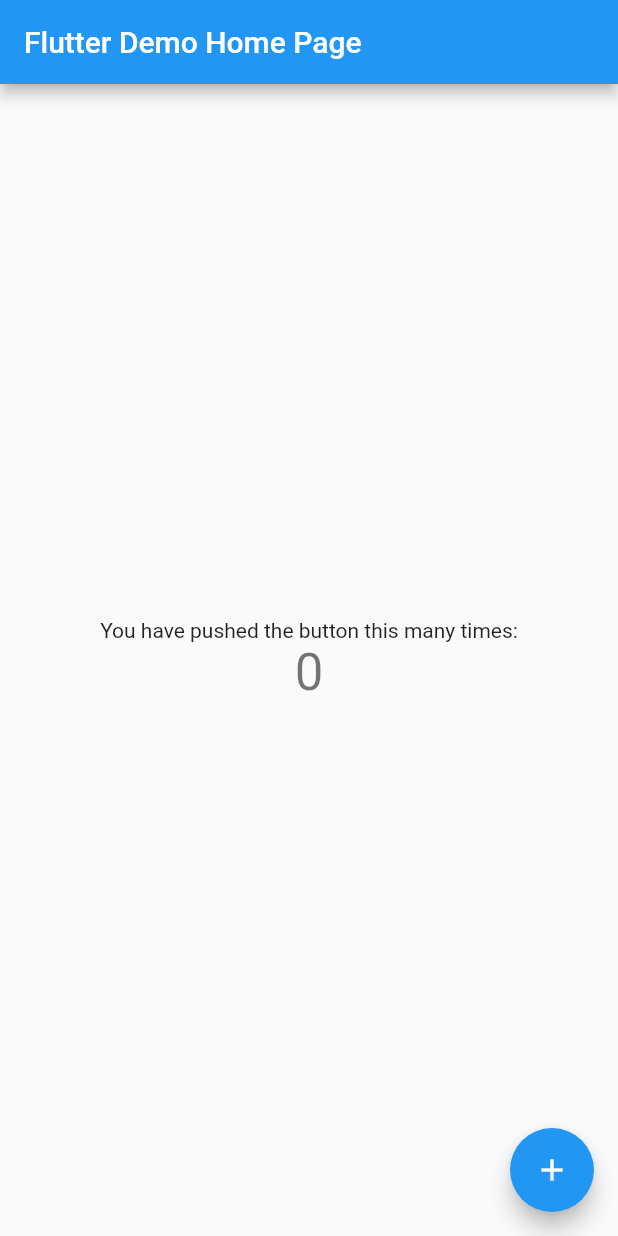
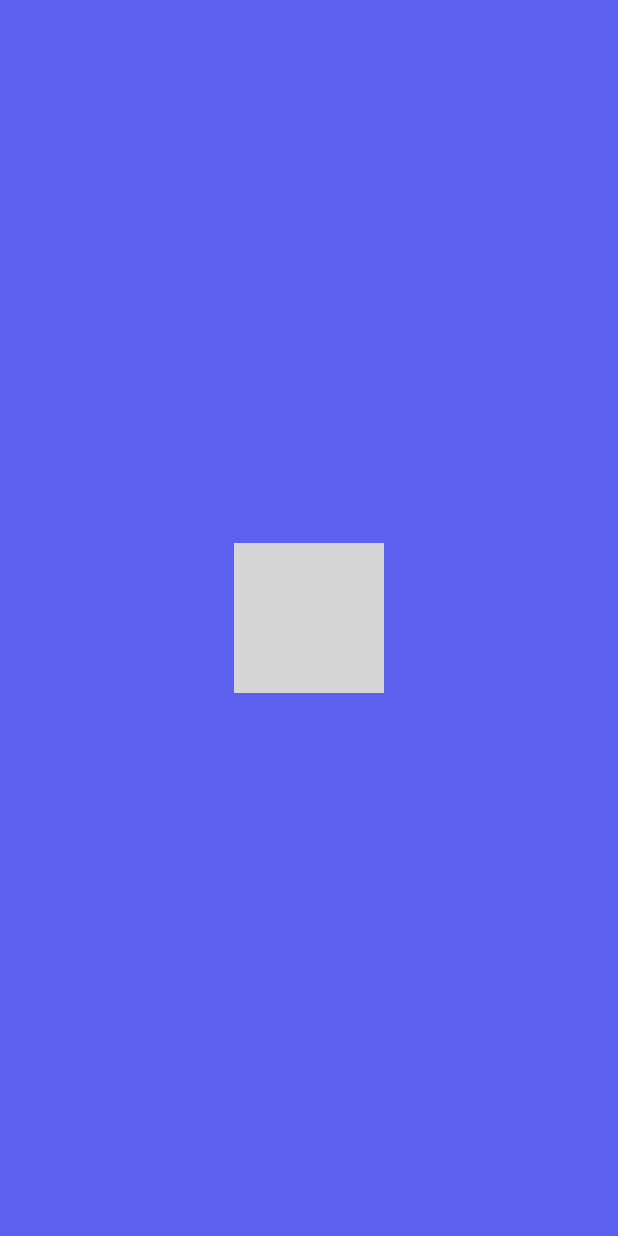
Before and after one commit to Sounmay/Prayas-Booking-App-Service, a Flutter app: the first screen one second after launch, on a phone screen of 412 x 824 dp. Run offline on Flutter 3.47's test engine with Material 2 defaults, Android fonts, the phone set to English and light mode, and no system bars; grey boxes are pictures that could not be loaded.

Commit message:
Sounmay. Splash Screen and first page added.

```diff
--- /dev/null
+++ b/lib/Screens/SplashScreen.dart
@@ -0,0 +1,26 @@
+import 'package:flutter/material.dart';
+
+class SplashScreen extends StatelessWidget {
+  @override
+  Widget build(BuildContext context) {
+    Future.delayed(Duration(seconds: 2), () {
+      Navigator.popAndPushNamed(context, '/servicekind');
+    });
+    return Scaffold(
+      body: Container(
+        color: Color(0xff5D5FEF),
+        child: Column(
+          mainAxisAlignment: MainAxisAlignment.center,
+          children: [
+            Center(
+                child: Image.asset(
+                  'assets/splashLogo.png',
+                  height: 100,
+                  width: 100,
+                )),
+          ],
+        ),
+      ),
+    );
+  }
+}
--- a/lib/main.dart
+++ b/lib/main.dart
@@ -1,113 +1,22 @@
 import 'package:flutter/material.dart';
+import 'package:freelance_booking_app_service/Screens/SplashScreen.dart';
+import 'package:freelance_booking_app_service/Screens/ServiceKind.dart';
 
 void main() {
   runApp(MyApp());
 }
 
 class MyApp extends StatelessWidget {
-  // This widget is the root of your application.
   @override
   Widget build(BuildContext context) {
     return MaterialApp(
-      title: 'Flutter Demo',
-      theme: ThemeData(
-        // This is the theme of your application.
-        //
-        // Try running your application with "flutter run". You'll see the
-        // application has a blue toolbar. Then, without quitting the app, try
-        // changing the primarySwatch below to Colors.green and then invoke
-        // "hot reload" (press "r" in the console where you ran "flutter run",
-        // or simply save your changes to "hot reload" in a Flutter IDE).
-        // Notice that the counter didn't reset back to zero; the application
-        // is not restarted.
-        primarySwatch: Colors.blue,
-      ),
-      home: MyHomePage(title: 'Flutter Demo Home Page'),
+      debugShowCheckedModeBanner: false,
+      theme: ThemeData(primaryColor: Color(0xff5D5FEF)),
+      initialRoute: '/',
+      routes: {
+        '/': (context) => SplashScreen(),
+        '/servicekind': (context) => ServiceKind()
+      },
     );
   }
 }
-
-class MyHomePage extends StatefulWidget {
-  MyHomePage({Key? key, required this.title}) : super(key: key);
-
-  // This widget is the home page of your application. It is stateful, meaning
-  // that it has a State object (defined below) that contains fields that affect
-  // how it looks.
-
-  // This class is the configuration for the state. It holds the values (in this
-  // case the title) provided by the parent (in this case the App widget) and
-  // used by the build method of the State. Fields in a Widget subclass are
-  // always marked "final".
-
-  final String title;
-
-  @override
-  _MyHomePageState createState() => _MyHomePageState();
-}
-
-class _MyHomePageState extends State<MyHomePage> {
-  int _counter = 0;
-
-  void _incrementCounter() {
-    setState(() {
-      // This call to setState tells the Flutter framework that something has
-      // changed in this State, which causes it to rerun the build method below
-      // so that the display can reflect the updated values. If we changed
-      // _counter without calling setState(), then the build method would not be
-      // called again, and so nothing would appear to happen.
-      _counter++;
-    });
-  }
-
-  @override
-  Widget build(BuildContext context) {
-    // This method is rerun every time setState is called, for instance as done
-    // by the _incrementCounter method above.
-    //
-    // The Flutter framework has been optimized to make rerunning build methods
-    // fast, so that you can just rebuild anything that needs updating rather
-    // than having to individually change instances of widgets.
-    return Scaffold(
-      appBar: AppBar(
-        // Here we take the value from the MyHomePage object that was created by
-        // the App.build method, and use it to set our appbar title.
-        title: Text(widget.title),
-      ),
-      body: Center(
-        // Center is a layout widget. It takes a single child and positions it
-        // in the middle of the parent.
-        child: Column(
-          // Column is also a layout widget. It takes a list of children and
-          // arranges them vertically. By default, it sizes itself to fit its
-          // children horizontally, and tries to be as tall as its parent.
-          //
-          // Invoke "debug painting" (press "p" in the console, choose the
-          // "Toggle Debug Paint" action from the Flutter Inspector in Android
-          // Studio, or the "Toggle Debug Paint" command in Visual Studio Code)
-          // to see the wireframe for each widget.
-          //
-          // Column has various properties to control how it sizes itself and
-          // how it positions its children. Here we use mainAxisAlignment to
-          // center the children vertically; the main axis here is the vertical
-          // axis because Columns are vertical (the cross axis would be
-          // horizontal).
-          mainAxisAlignment: MainAxisAlignment.center,
-          children: <Widget>[
-            Text(
-              'You have pushed the button this many times:',
-            ),
-            Text(
-              '$_counter',
-              style: Theme.of(context).textTheme.headline4,
-            ),
-          ],
-        ),
-      ),
-      floatingActionButton: FloatingActionButton(
-        onPressed: _incrementCounter,
-        tooltip: 'Increment',
-        child: Icon(Icons.add),
-      ), // This trailing comma makes auto-formatting nicer for build methods.
-    );
-  }
-}
```
Also changed, not shown: lib/Screens/ServiceKind.dart (added, +163 -0 lines), assets/Ellipse3.png (added), assets/Group 30.png (added), assets/Group 32.png (added), assets/Rectangle.png (added), assets/Rectangle64.png (added), assets/Rectangle65.png (added), assets/Rectangle67.png (added), assets/croppedParlour.png (added), assets/doctor 3.png (added), assets/doctor.png (added), assets/parlour.png (added), assets/parlourThumbnail.png (added), assets/parlourTile.png (added), 3 more files.
